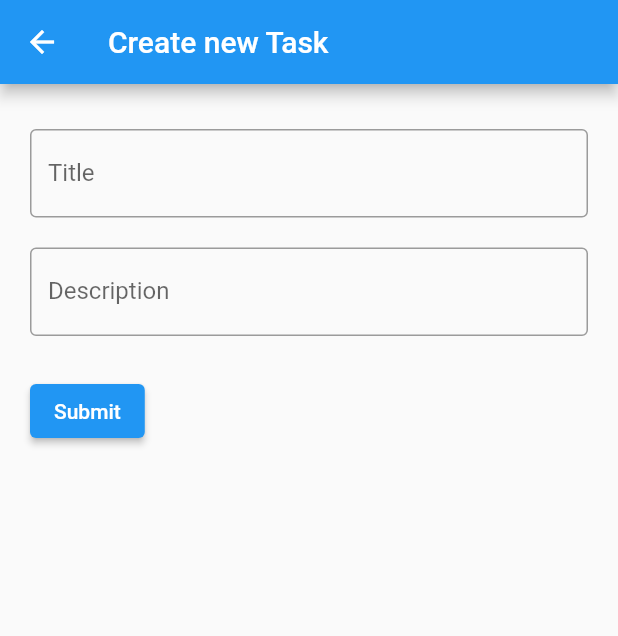
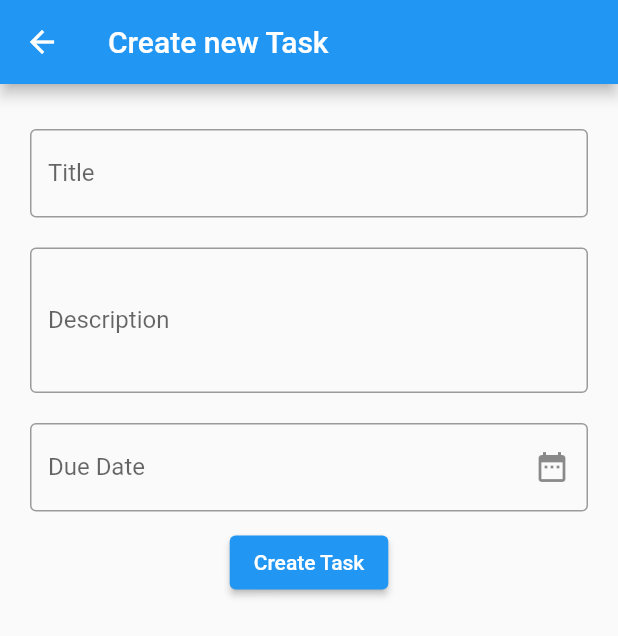
Before and after one commit to moduslabs/flutter-testing-experiment, a Flutter app: the screen it shows after launch, after a tap on the "add" icon, on a phone screen of 412 x 824 dp. Shown: the top 636 px of the screen. Run offline on Flutter 3.47's test engine with Material 2 defaults, Android fonts, the phone set to English and light mode, and no system bars; our stand-ins replace cloud_firestore, firebase_core, stacked, stacked_services; accounts and stored records are empty.

Commit message:
Firebase + Task crud

```diff
--- a/lib/app_setup.dart
+++ b/lib/app_setup.dart
@@ -1,5 +1,5 @@
-import 'package:flutter_testing_experiment/create_task_view.dart';
-import 'package:flutter_testing_experiment/task_view.dart';
+import 'package:flutter_testing_experiment/src/ui/create_task_view.dart';
+import 'package:flutter_testing_experiment/src/ui/task_view.dart';
 import 'package:stacked/stacked_annotations.dart';
 import 'package:stacked_services/stacked_services.dart';
 
--- a/lib/app_setup.locator.dart
+++ b/lib/app_setup.locator.dart
@@ -6,6 +6,7 @@
 
 // ignore_for_file: public_member_api_docs
 
+import 'package:flutter_testing_experiment/src/core/services/task_service.dart';
 import 'package:stacked/stacked.dart';
 import 'package:stacked/stacked_annotations.dart';
 import 'package:stacked_services/stacked_services.dart';
@@ -19,4 +20,5 @@ void setupLocator({String? environment, EnvironmentFilter? environmentFilter}) {
 
 // Register dependencies
   locator.registerLazySingleton(() => NavigationService());
+  locator.registerLazySingleton(() => TaskService());
 }
--- a/lib/app_setup.router.dart
+++ b/lib/app_setup.router.dart
@@ -10,8 +10,8 @@ import 'package:flutter/material.dart';
 import 'package:stacked/stacked.dart';
 import 'package:stacked/stacked_annotations.dart';
 
-import 'create_task_view.dart';
-import 'task_view.dart';
+import 'src/ui/create_task_view.dart';
+import 'src/ui/task_view.dart';
 
 class Routes {
   static const String taskView = '/';
--- a/lib/create_task_view.dart
+++ /dev/null
@@ -1,67 +0,0 @@
-import 'package:flutter/material.dart';
-import 'package:flutter_testing_experiment/task_model.dart';
-import 'package:stacked/stacked.dart';
-
-class CreateTaskView extends StatefulWidget {
-  const CreateTaskView({Key? key}) : super(key: key);
-
-  @override
-  _CreateTaskViewState createState() => _CreateTaskViewState();
-}
-
-class _CreateTaskViewState extends State<CreateTaskView> {
-  final _formKey = GlobalKey<FormState>();
-
-  Padding field(String text) {
-    return Padding(
-        padding: const EdgeInsets.symmetric(vertical: 10.0),
-        child: TextFormField(
-          decoration: InputDecoration(
-            border: const OutlineInputBorder(),
-            labelText: text,
-          ),
-          validator: (value) {
-            if (value == null || value.isEmpty) {
-              return 'Please enter some text';
-            }
-            return null;
-          },
-        ));
-  }
-
-  @override
-  Widget build(BuildContext context) {
-    return ViewModelBuilder<TaskViewModel>.reactive(
-      viewModelBuilder: () => TaskViewModel(),
-      builder: (context, model, _) => Scaffold(
-        appBar: AppBar(
-          title: const Text("Create new Task"),
-        ),
-        body: Form(
-            key: _formKey,
-            child: Padding(
-              padding: const EdgeInsets.symmetric(horizontal: 20, vertical: 20),
-              child: Column(
-                  crossAxisAlignment: CrossAxisAlignment.start,
-                  children: [
-                    field('Title'),
-                    field('Description'),
-                    Padding(
-                      padding: const EdgeInsets.symmetric(vertical: 16.0),
-                      child: ElevatedButton(
-                        onPressed: () {
-                          if (_formKey.currentState!.validate()) {
-                            ScaffoldMessenger.of(context).showSnackBar(
-                              const SnackBar(content: Text('Processing Data')),
-                            );
-                          }
-                        },
-                        child: const Text('Submit'),
-                      ),
-                    ),
-                  ]),
-            )),
-      ),
-    );
-  }
-}
--- a/lib/main.dart
+++ b/lib/main.dart
@@ -1,10 +1,13 @@
+import 'package:firebase_core/firebase_core.dart';
 import 'package:flutter/material.dart';
 import 'package:stacked_services/stacked_services.dart';
 
 import 'app_setup.locator.dart';
 import 'app_setup.router.dart';
 
-void main() {
+Future<void> main() async {
+  WidgetsFlutterBinding.ensureInitialized();
+  await Firebase.initializeApp();
   setupLocator();
   runApp(MyApp());
 }
--- /dev/null
+++ b/lib/src/core/models/task.dart
@@ -0,0 +1,21 @@
+class Task {
+  String? id;
+  final String title;
+  final String? description;
+  final DateTime dueDate;
+
+  Task({this.id, required this.title, required this.dueDate, this.description});
+
+  @override
+  String toString() {
+    return 'Task{id: $id, title: $title, description: $description, dueDate: $dueDate}';
+  }
+
+  @override
+  bool operator ==(Object other) =>
+      identical(this, other) ||
+      other is Task && runtimeType == other.runtimeType && id == other.id;
+
+  @override
+  int get hashCode => id.hashCode;
+}
--- /dev/null
+++ b/lib/src/core/services/task_service.dart
@@ -0,0 +1,55 @@
+import 'package:cloud_firestore/cloud_firestore.dart';
+import 'package:flutter_testing_experiment/src/core/models/task.dart';
+
+import 'crud.dart';
+
+class TaskService extends Crud<Task, String> {
+  final CollectionReference tasksCollection =
+      FirebaseFirestore.instance.collection('tasks');
+
+  @override
+  Future<Task> save(Task entity) async {
+    return tasksCollection
+        .add({
+          'title': entity.title,
+          'description': entity.description,
+          'dueDate': entity.dueDate,
+        })
+        .asStream()
+        .map((event) {
+          entity.id = event.id;
+          return entity;
+        })
+        .single;
+  }
+
+  @override
+  Future<List<Task>> getAll() async {
+    return tasksCollection
+        .get()
+        .then((value) => value.docs.map(_parse).toList());
+  }
+
+  Task _parse(QueryDocumentSnapshot snapshot) {
+    final data = snapshot.data() as Map<String, dynamic>;
+    return Task(
+        id: snapshot.id,
+        title: data['title'] as String,
+        dueDate: DateTime.now());
+  }
+
+  @override
+  Future<Task> update(Task entity) {
+    throw UnimplementedError();
+  }
+
+  @override
+  Future<void> remove(Task entity) {
+    throw UnimplementedError();
+  }
+
+  @override
+  Future<Task> getOne(String key) {
+    throw UnimplementedError();
+  }
+}
--- /dev/null
+++ b/lib/src/core/viewmodels/task_view_model.dart
@@ -0,0 +1,24 @@
+import 'package:flutter_testing_experiment/src/core/models/task.dart';
+import 'package:flutter_testing_experiment/src/core/services/task_service.dart';
+import 'package:stacked/stacked.dart';
+
+import '../../../app_setup.locator.dart';
+
+class TaskViewModel extends BaseViewModel {
+  final _taskService = locator<TaskService>();
+
+  Future<Task?> save(Task task) async {
+    final savedTask = await _taskService.save(task);
+    notifyListeners();
+    return savedTask;
+  }
+
+  Future<List<Task>> getAll() async {
+    return _taskService.getAll();
+  }
+
+  Future<void> remove(Task task) async {
+    await _taskService.remove(task);
+    notifyListeners();
+  }
+}
--- /dev/null
+++ b/lib/src/ui/create_task_view.dart
@@ -0,0 +1,117 @@
+import 'package:flutter/material.dart';
+import 'package:flutter_testing_experiment/src/core/models/task.dart';
+import 'package:flutter_testing_experiment/src/core/viewmodels/task_view_model.dart';
+import 'package:intl/intl.dart';
+import 'package:stacked/stacked.dart';
+
+class CreateTaskView extends StatefulWidget {
+  const CreateTaskView({Key? key}) : super(key: key);
+
+  @override
+  _CreateTaskViewState createState() => _CreateTaskViewState();
+}
+
+class _CreateTaskViewState extends State<CreateTaskView> {
+  final _formKey = GlobalKey<FormState>();
+
+  final _titleController = TextEditingController();
+  final _descriptionController = TextEditingController();
+  final _dueDateController = TextEditingController();
+
+  @override
+  void dispose() {
+    _titleController.dispose();
+    _descriptionController.dispose();
+    super.dispose();
+  }
+
+  @override
+  Widget build(BuildContext context) {
+    return ViewModelBuilder<TaskViewModel>.reactive(
+      viewModelBuilder: () => TaskViewModel(),
+      builder: (context, model, _) => Scaffold(
+        appBar: AppBar(
+          title: const Text("Create new Task"),
+        ),
+        body: Form(
+            key: _formKey,
+            child: Padding(
+              padding: const EdgeInsets.symmetric(horizontal: 20, vertical: 20),
+              child: Column(
+                  crossAxisAlignment: CrossAxisAlignment.start,
+                  children: [
+                    Padding(
+                      padding: const EdgeInsets.symmetric(vertical: 10),
+                      child: TextFormField(
+                        controller: _titleController,
+                        decoration: const InputDecoration(
+                          border: OutlineInputBorder(),
+                          labelText: "Title",
+                        ),
+                        validator: (value) {
+                          if (value == null || value.isEmpty) {
+                            return 'The task title is required';
+                          }
+                          return null;
+                        },
+                      ),
+                    ),
+                    Padding(
+                      padding: const EdgeInsets.symmetric(vertical: 10),
+                      child: TextFormField(
+                        minLines: 3,
+                        maxLines: 5,
+                        controller: _descriptionController,
+                        decoration: const InputDecoration(
+                          border: OutlineInputBorder(),
+                          labelText: "Description",
+                        ),
+                      ),
+                    ),
+                    Padding(
+                      padding: const EdgeInsets.symmetric(vertical: 10),
+                      child: TextFormField(
+                        controller: _dueDateController,
+                        readOnly: true,
+                        decoration: InputDecoration(
+                            border: const OutlineInputBorder(),
+                            labelText: "Due Date",
+                            suffixIcon: IconButton(
+                                onPressed: () async {
+                                  final date = await showDatePicker(
+                                      context: context,
+                                      initialDate: DateTime.now(),
+                                      firstDate: DateTime(2000),
+                                      lastDate: DateTime(2030));
+                                  _dueDateController.text = date == null
+                                      ? ""
+                                      : DateFormat.yMEd().format(date);
+                                },
+                                icon: const Icon(
+                                  Icons.date_range,
+                                  size: 24.0,
+                                  semanticLabel: "Select the due date",
+                                ))),
+                      ),
+                    ),
+                    Row(mainAxisAlignment: MainAxisAlignment.center, children: [
+                      ElevatedButton(
+                        onPressed: () async {
+                          if (_formKey.currentState!.validate()) {
+                            await model.save(Task(
+                              title: _titleController.text,
+                              dueDate: DateFormat.yMEd()
+                                  .parse(_dueDateController.text),
+                              description: _descriptionController.text,
+                            ));
+                          }
+                        },
+                        child: const Text('Create Task'),
+                      )
+                    ]),
+                  ]),
+            )),
+      ),
+    );
+  }
+}
--- a/lib/task_list.dart
+++ b/lib/src/ui/task_list_view.dart
@@ -1,8 +1,8 @@
 import 'package:flutter/material.dart';
-import 'package:flutter_testing_experiment/task_model.dart';
+import 'package:flutter_testing_experiment/src/core/models/task.dart';
 
-class TaskList extends StatelessWidget {
-  const TaskList(
+class TaskListView extends StatelessWidget {
+  const TaskListView(
       {Key? key,
       required this.tasks,
       required this.onRemove,
@@ -22,10 +22,9 @@ class TaskList extends StatelessWidget {
     final tiles = tasks
         .map((task) => ListTile(
             leading: const FlutterLogo(),
-            key: Key(task.title),
-            tileColor: int.parse(task.title.substring(5)).isOdd
-                ? oddItemColor
-                : evenItemColor,
+            key: Key(task.id!),
+            tileColor:
+                tasks.indexOf(task).isEven ? evenItemColor : oddItemColor,
             title: Text(task.title),
             onTap: () {
               onRemove(task.title);
@@ -36,8 +35,8 @@ class TaskList extends StatelessWidget {
           if (oldIndex < newIndex) {
             newIndex -= 1;
           }
-          // final String item = tasks.removeAt(oldIndex);
-          // tasks.insert(newIndex, item);
+          final Task task = tasks.removeAt(oldIndex);
+          tasks.insert(newIndex, task);
           onReorder();
         },
         children: tiles);
--- /dev/null
+++ b/lib/src/ui/task_view.dart
@@ -0,0 +1,72 @@
+import 'package:flutter/material.dart';
+import 'package:flutter_testing_experiment/src/core/models/task.dart';
+import 'package:flutter_testing_experiment/src/core/viewmodels/task_view_model.dart';
+import 'package:flutter_testing_experiment/src/ui/task_list_view.dart';
+import 'package:stacked/stacked.dart';
+import 'package:stacked_services/stacked_services.dart';
+
+import '../../app_setup.locator.dart';
+import '../../app_setup.router.dart';
+
+class TaskView extends StatefulWidget {
+  const TaskView({Key? key}) : super(key: key);
+
+  @override
+  _TaskViewState createState() => _TaskViewState();
+}
+
+class _TaskViewState extends State<TaskView> {
+  final _navigationService = locator<NavigationService>();
+
+  @override
+  Widget build(BuildContext context) {
+    return ViewModelBuilder<TaskViewModel>.reactive(
+      viewModelBuilder: () => TaskViewModel(),
+      builder: (context, model, _) {
+        final tasks = model.getAll();
+
+        return FutureBuilder<List<Task>>(
+          future: tasks,
+          builder: (context, snapshot) {
+            if (snapshot.hasError) {
+              throw ErrorDescription(snapshot.error.toString());
+            }
+            if (snapshot.hasData) {
+              return Scaffold(
+                appBar: AppBar(
+                  title: const Text("Pending Tasks"),
+                ),
+                body: TaskListView(
+                    tasks: snapshot.data ?? [],
+                    onRemove: (String title) {
+                      // model.remove(Task(title: title));
+                    },
+                    onReorder: () {
+                      setState(() {});
+                    }),
+                floatingActionButton: FloatingActionButton(
+                  onPressed: () {
+                    _navigationService.navigateTo(
+                      Routes.createTaskView,
+                    );
+                  },
+                  tooltip: 'Add a new task',
+                  child: const Icon(Icons.add),
+                ),
+              );
+            }
+            return Scaffold(
+              appBar: AppBar(
+                title: const Text("Pending Tasks"),
+              ),
+              body: const CircularProgressIndicator(
+                value: 100,
+                semanticsLabel: 'Linear progress indicator',
+              ),
+            );
+          },
+        );
+      },
+    );
+  }
+}
--- a/lib/task_model.dart
+++ /dev/null
@@ -1,28 +0,0 @@
-import 'package:stacked/stacked.dart';
-
-class TaskViewModel extends BaseViewModel {
-  List<Task> tasks = [];
-
-  void add(String title) {
-    tasks.add(Task("$title ${tasks.length + 1}"));
-    notifyListeners();
-  }
-
-  void remove(String title) {
-    tasks.removeWhere((task) => task.title == title);
-    notifyListeners();
-  }
-}
-
-class Task {
-  Task(this.title);
-
-  late String title;
-  String? description;
-  bool done = false;
-
-  @override
-  String toString() {
-    return 'Task{title: $title, description: $description}';
-  }
-}
--- a/lib/task_view.dart
+++ /dev/null
@@ -1,48 +0,0 @@
-import 'package:flutter/material.dart';
-import 'package:flutter_testing_experiment/task_list.dart';
-import 'package:flutter_testing_experiment/task_model.dart';
-import 'package:stacked/stacked.dart';
-import 'package:stacked_services/stacked_services.dart';
-
-import 'app_setup.locator.dart';
-import 'app_setup.router.dart';
-
-class TaskView extends StatefulWidget {
-  const TaskView({Key? key}) : super(key: key);
-
-  @override
-  _TaskViewState createState() => _TaskViewState();
-}
-
-class _TaskViewState extends State<TaskView> {
-  final _navigationService = locator<NavigationService>();
-
-  @override
-  Widget build(BuildContext context) {
-    return ViewModelBuilder<TaskViewModel>.reactive(
-      viewModelBuilder: () => TaskViewModel(),
-      builder: (context, model, _) => Scaffold(
-        appBar: AppBar(
-          title: const Text("Pending Tasks"),
-        ),
-        body: TaskList(
-            tasks: model.tasks,
-            onRemove: (String title) {
-              model.remove(title);
-            },
-            onReorder: () {
-              setState(() {});
-            }),
-        floatingActionButton: FloatingActionButton(
-          onPressed: () {
-            _navigationService.navigateTo(
-              Routes.createTaskView,
-            );
-          },
-          tooltip: 'Add a new task',
-          child: const Icon(Icons.add),
-        ),
-      ),
-    );
-  }
-}
--- a/pubspec.yaml
+++ b/pubspec.yaml
@@ -13,6 +13,9 @@ dependencies:
   lint: ^1.6.0
   stacked: ^2.2.5
   stacked_services: ^0.8.13
+  intl: ^0.17.0
+  firebase_core: ^1.7.0
+  cloud_firestore: ^2.5.3
 
 dev_dependencies:
   flutter_test:
```
Also changed, not shown: lib/src/core/services/crud.dart (added, +7 -0 lines), pubspec.lock, 6 other files.
